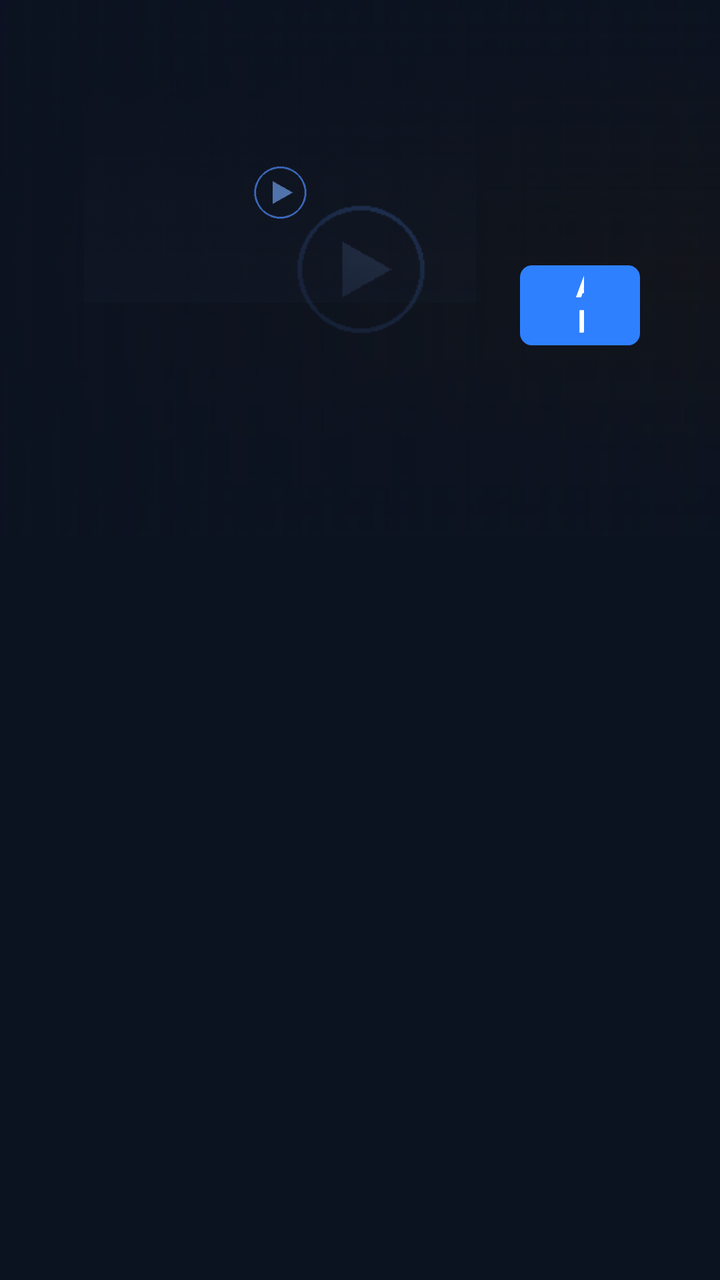
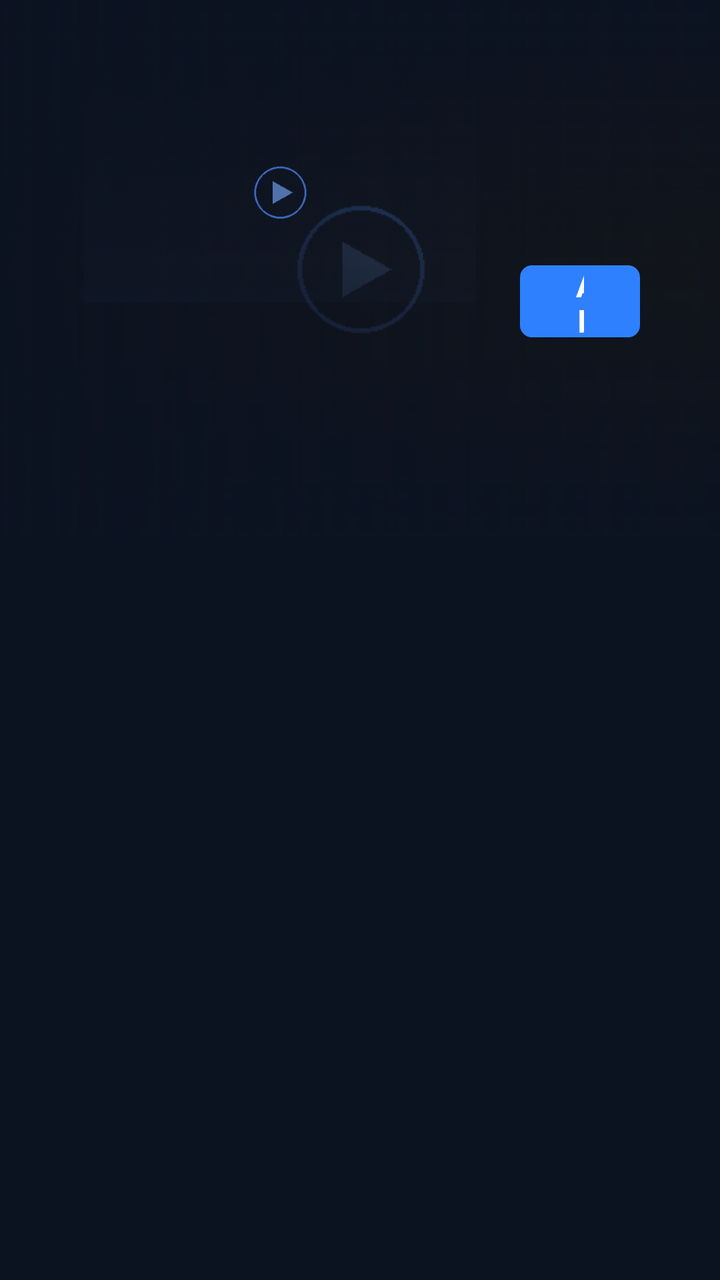

An Android layout rendered at two revisions. The XML below is the earlier revision; the diff shows what the commit changed to produce the second picture.
<!-- AndroidManifest.xml: application theme Theme.Verflixed -->
<!-- res/layout/activity_detail.xml -->
<?xml version="1.0" encoding="utf-8"?>
<androidx.constraintlayout.widget.ConstraintLayout xmlns:android="http://schemas.android.com/apk/res/android"
    xmlns:app="http://schemas.android.com/apk/res-auto"
    android:layout_width="match_parent"
    android:layout_height="match_parent"
    android:background="@color/sv_bg"
    android:clipChildren="false">

    <ImageView
        android:id="@+id/backdrop"
        android:layout_width="0dp"
        android:layout_height="0dp"
        android:contentDescription="@null"
        android:scaleType="centerCrop"
        android:src="@drawable/poster_placeholder"
        app:layout_constraintEnd_toEndOf="parent"
        app:layout_constraintHeight_percent="0.42"
        app:layout_constraintStart_toStartOf="parent"
        app:layout_constraintTop_toTopOf="parent" />

    <View
        android:layout_width="0dp"
        android:layout_height="0dp"
        android:background="@drawable/bg_hero_gradient"
        app:layout_constraintBottom_toBottomOf="@id/backdrop"
        app:layout_constraintEnd_toEndOf="@id/backdrop"
        app:layout_constraintStart_toStartOf="@id/backdrop"
        app:layout_constraintTop_toTopOf="@id/backdrop" />

    <View
        android:layout_width="0dp"
        android:layout_height="0dp"
        android:background="@drawable/bg_detail_scrim"
        app:layout_constraintBottom_toBottomOf="@id/backdrop"
        app:layout_constraintEnd_toEndOf="@id/backdrop"
        app:layout_constraintStart_toStartOf="@id/backdrop"
        app:layout_constraintTop_toTopOf="@id/backdrop" />

    <ImageView
        android:id="@+id/poster"
        android:layout_width="200dp"
        android:layout_height="112dp"
        android:layout_marginStart="40dp"
        android:layout_marginTop="40dp"
        android:background="@drawable/bg_poster_focus"
        android:contentDescription="@null"
        android:elevation="8dp"
        android:padding="2dp"
        android:scaleType="centerCrop"
        android:src="@drawable/poster_placeholder"
        app:layout_constraintStart_toStartOf="parent"
        app:layout_constraintTop_toTopOf="parent" />

    <TextView
        android:id="@+id/title"
        style="@style/SvHeroTitle"
        android:layout_width="0dp"
        android:layout_height="wrap_content"
        android:layout_marginStart="20dp"
        android:layout_marginEnd="40dp"
        android:ellipsize="end"
        android:maxLines="2"
        android:textSize="28sp"
        app:layout_constraintEnd_toEndOf="parent"
        app:layout_constraintStart_toEndOf="@id/poster"
        app:layout_constraintTop_toTopOf="@id/poster" />

    <TextView
        android:id="@+id/meta"
        android:layout_width="0dp"
        android:layout_height="wrap_content"
        android:layout_marginStart="20dp"
        android:layout_marginTop="4dp"
        android:layout_marginEnd="40dp"
        android:ellipsize="end"
        android:maxLines="1"
        android:textColor="@color/sv_text_secondary"
        android:textSize="13sp"
        app:layout_constraintEnd_toEndOf="parent"
        app:layout_constraintStart_toEndOf="@id/poster"
        app:layout_constraintTop_toBottomOf="@id/title" />

    <TextView
        android:id="@+id/overview"
        android:layout_width="0dp"
        android:layout_height="wrap_content"
        android:layout_marginStart="20dp"
        android:layout_marginTop="6dp"
        android:layout_marginEnd="40dp"
        android:ellipsize="end"
        android:lineSpacingExtra="2dp"
        android:maxLines="3"
        android:textColor="@color/sv_text_secondary"
        android:textSize="13sp"
        app:layout_constraintEnd_toEndOf="parent"
        app:layout_constraintStart_toEndOf="@id/poster"
        app:layout_constraintTop_toBottomOf="@id/meta" />

    <LinearLayout
        android:id="@+id/actions"
        android:layout_width="0dp"
        android:layout_height="wrap_content"
        android:layout_marginStart="20dp"
        android:layout_marginTop="10dp"
        android:layout_marginEnd="40dp"
        android:orientation="horizontal"
        app:layout_constraintEnd_toEndOf="parent"
        app:layout_constraintStart_toEndOf="@id/poster"
        app:layout_constraintTop_toBottomOf="@id/overview">

        <Button
            android:id="@+id/btnPlay"
            style="@style/SvButton.Primary"
            android:layout_width="wrap_content"
            android:layout_height="40dp"
            android:minHeight="40dp"
            android:minWidth="130dp"
            android:text="@string/detail_play"
            android:textColor="@color/sv_primary_btn_text" />

        <Button
            android:id="@+id/btnFavorite"
            style="@style/SvButton.Ghost"
            android:layout_width="wrap_content"
            android:layout_height="40dp"
            android:layout_marginStart="10dp"
            android:minHeight="40dp"
            android:text="@string/detail_favorite_add" />

        <Button
            android:id="@+id/btnSeasonWatched"
            style="@style/SvButton.Ghost"
            android:layout_width="wrap_content"
            android:layout_height="40dp"
            android:layout_marginStart="10dp"
            android:minHeight="40dp"
            android:text="@string/detail_mark_season_watched" />
    </LinearLayout>

    <TextView
        android:id="@+id/cacheStatus"
        android:layout_width="0dp"
        android:layout_height="wrap_content"
        android:layout_marginStart="40dp"
        android:layout_marginTop="8dp"
        android:layout_marginEnd="40dp"
        android:textColor="@color/sv_plex"
        android:textSize="12sp"
        android:visibility="gone"
        app:layout_constraintEnd_toEndOf="parent"
        app:layout_constraintStart_toStartOf="parent"
        app:layout_constraintTop_toBottomOf="@id/backdrop" />

    <androidx.recyclerview.widget.RecyclerView
        android:id="@+id/seasonTabs"
        android:layout_width="0dp"
        android:layout_height="wrap_content"
        android:layout_marginStart="40dp"
        android:layout_marginTop="8dp"
        android:layout_marginEnd="40dp"
        android:clipToPadding="false"
        android:orientation="horizontal"
        app:layout_constraintEnd_toEndOf="parent"
        app:layout_constraintStart_toStartOf="parent"
        app:layout_constraintTop_toBottomOf="@id/cacheStatus" />

    <androidx.recyclerview.widget.RecyclerView
        android:id="@+id/episodeList"
        android:layout_width="0dp"
        android:layout_height="0dp"
        android:layout_marginStart="40dp"
        android:layout_marginTop="8dp"
        android:layout_marginEnd="40dp"
        android:clipToPadding="false"
        android:paddingBottom="20dp"
        app:layout_constraintBottom_toBottomOf="parent"
        app:layout_constraintEnd_toEndOf="parent"
        app:layout_constraintStart_toStartOf="parent"
        app:layout_constraintTop_toBottomOf="@id/seasonTabs" />

    <ProgressBar
        android:id="@+id/progress"
        android:layout_width="56dp"
        android:layout_height="56dp"
        android:indeterminateTint="@color/sv_accent"
        android:visibility="gone"
        app:layout_constraintBottom_toBottomOf="parent"
        app:layout_constraintEnd_toEndOf="parent"
        app:layout_constraintStart_toStartOf="parent"
        app:layout_constraintTop_toTopOf="parent" />
</androidx.constraintlayout.widget.ConstraintLayout>
<!-- resources referenced by this layout -->
<resources>
  <color name="sv_accent">#FF2F80FF</color>
  <color name="sv_bg">#FF0B1220</color>
  <color name="sv_plex">#FFE5A00D</color>
  <color name="sv_text_secondary">#FFB8C4D9</color>
  <!-- drawable bg_detail_scrim (drawable) -->
  <?xml version="1.0" encoding="utf-8"?>
  <shape xmlns:android="http://schemas.android.com/apk/res/android" android:shape="rectangle">
      <gradient
          android:angle="0"
          android:endColor="#00141414"
          android:startColor="@color/sv_scrim_strong" />
  </shape>
  <!-- drawable bg_hero_gradient (drawable) -->
  <?xml version="1.0" encoding="utf-8"?>
  <shape xmlns:android="http://schemas.android.com/apk/res/android" android:shape="rectangle">
      <gradient
          android:angle="270"
          android:endColor="@color/sv_hero_scrim_end"
          android:centerColor="#99141414"
          android:startColor="@color/sv_hero_scrim_start" />
  </shape>
  <!-- drawable bg_poster_focus (drawable) -->
  <?xml version="1.0" encoding="utf-8"?>
  <selector xmlns:android="http://schemas.android.com/apk/res/android">
      <item android:state_focused="true">
          <shape android:shape="rectangle">
              <solid android:color="@android:color/transparent" />
              <corners android:radius="8dp" />
              <stroke android:width="3dp" android:color="@color/sv_focus" />
          </shape>
      </item>
      <item>
          <shape android:shape="rectangle">
              <solid android:color="@android:color/transparent" />
              <corners android:radius="8dp" />
          </shape>
      </item>
  </selector>
  <string name="detail_favorite_add">Zu Favoriten</string>
  <string name="detail_mark_season_watched">Staffel gesehen</string>
  <string name="detail_play">Abspielen</string>
  <style name="SvButton.Ghost">
          <item name="android:background">@drawable/bg_button_ghost</item>
      </style>
  <style name="SvButton.Primary">
          <item name="android:background">@drawable/bg_button_primary</item>
      </style>
  <style name="SvHeroTitle">
          <item name="android:textColor">@color/sv_text_primary</item>
          <item name="android:textSize">42sp</item>
          <item name="android:textStyle">bold</item>
          <item name="android:shadowColor">#99000000</item>
          <item name="android:shadowDx">0</item>
          <item name="android:shadowDy">2</item>
          <item name="android:shadowRadius">8</item>
      </style>
  <color name="sv_scrim_strong">#E60B1220</color>
  <color name="sv_hero_scrim_end">#FF0B1220</color>
  <color name="sv_hero_scrim_start">#000B1220</color>
  <color name="sv_focus">#FFFFFFFF</color>
  <!-- drawable bg_button_ghost (drawable) -->
  <?xml version="1.0" encoding="utf-8"?>
  <selector xmlns:android="http://schemas.android.com/apk/res/android">
      <item android:state_focused="true">
          <shape android:shape="rectangle">
              <solid android:color="#33FFFFFF" />
              <corners android:radius="6dp" />
              <stroke android:width="2dp" android:color="@color/sv_text_primary" />
          </shape>
      </item>
      <item>
          <shape android:shape="rectangle">
              <solid android:color="#22FFFFFF" />
              <corners android:radius="6dp" />
          </shape>
      </item>
  </selector>
  <color name="sv_text_primary">#FFFFFFFF</color>
  <color name="sv_bg_deep">#FF070B14</color>
  <!-- unchanged entries left out for length: 3 -->
</resources>

<!-- the commit's change to res/layout/activity_detail.xml (unified diff, before → after) -->
@@ -112,9 +112,10 @@
             android:id="@+id/btnPlay"
             style="@style/SvButton.Primary"
             android:layout_width="wrap_content"
-            android:layout_height="40dp"
-            android:minHeight="40dp"
-            android:minWidth="130dp"
+            android:layout_height="36dp"
+            android:minHeight="36dp"
+            android:minWidth="110dp"
+            android:nextFocusRight="@id/btnFavorite"
             android:text="@string/detail_play"
             android:textColor="@color/sv_primary_btn_text" />
 
@@ -122,18 +123,21 @@
             android:id="@+id/btnFavorite"
             style="@style/SvButton.Ghost"
             android:layout_width="wrap_content"
-            android:layout_height="40dp"
-            android:layout_marginStart="10dp"
-            android:minHeight="40dp"
+            android:layout_height="36dp"
+            android:layout_marginStart="8dp"
+            android:minHeight="36dp"
+            android:nextFocusLeft="@id/btnPlay"
+            android:nextFocusRight="@id/btnSeasonWatched"
             android:text="@string/detail_favorite_add" />
 
         <Button
             android:id="@+id/btnSeasonWatched"
             style="@style/SvButton.Ghost"
             android:layout_width="wrap_content"
-            android:layout_height="40dp"
-            android:layout_marginStart="10dp"
-            android:minHeight="40dp"
+            android:layout_height="36dp"
+            android:layout_marginStart="8dp"
+            android:minHeight="36dp"
+            android:nextFocusLeft="@id/btnFavorite"
             android:text="@string/detail_mark_season_watched" />
     </LinearLayout>
 
